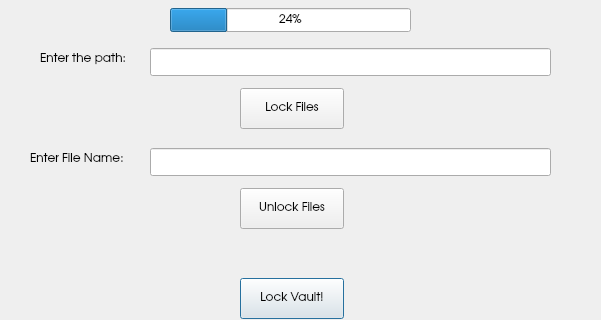
Before: the Qt Designer form qtX.ui in cmdev007/Project-X, drawn with Qt 5; both pictures show x 0 to 601 and y 442 to 762 of the 601 by 762 pixel window.
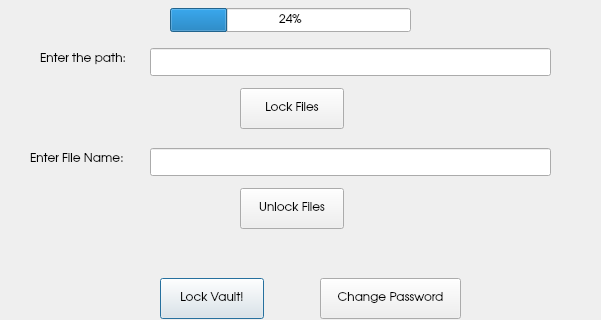
After: the same form once the commit is applied.

Commit message: added change password functionaloty

```diff
--- a/qtX.ui
+++ b/qtX.ui
@@ -32,7 +32,7 @@
   <widget class="QPushButton" name="pushButton">
    <property name="geometry">
     <rect>
-     <x>240</x>
+     <x>160</x>
      <y>720</y>
      <width>104</width>
      <height>41</height>
@@ -219,6 +219,26 @@
     <number>24</number>
    </property>
   </widget>
+  <widget class="QPushButton" name="pushButton_4">
+   <property name="geometry">
+    <rect>
+     <x>320</x>
+     <y>720</y>
+     <width>141</width>
+     <height>41</height>
+    </rect>
+   </property>
+   <property name="font">
+    <font>
+     <family>URW Gothic</family>
+     <weight>50</weight>
+     <bold>false</bold>
+    </font>
+   </property>
+   <property name="text">
+    <string>Change Password</string>
+   </property>
+  </widget>
  </widget>
  <resources/>
  <connections/>
```
The commit also changes 20 other files.
